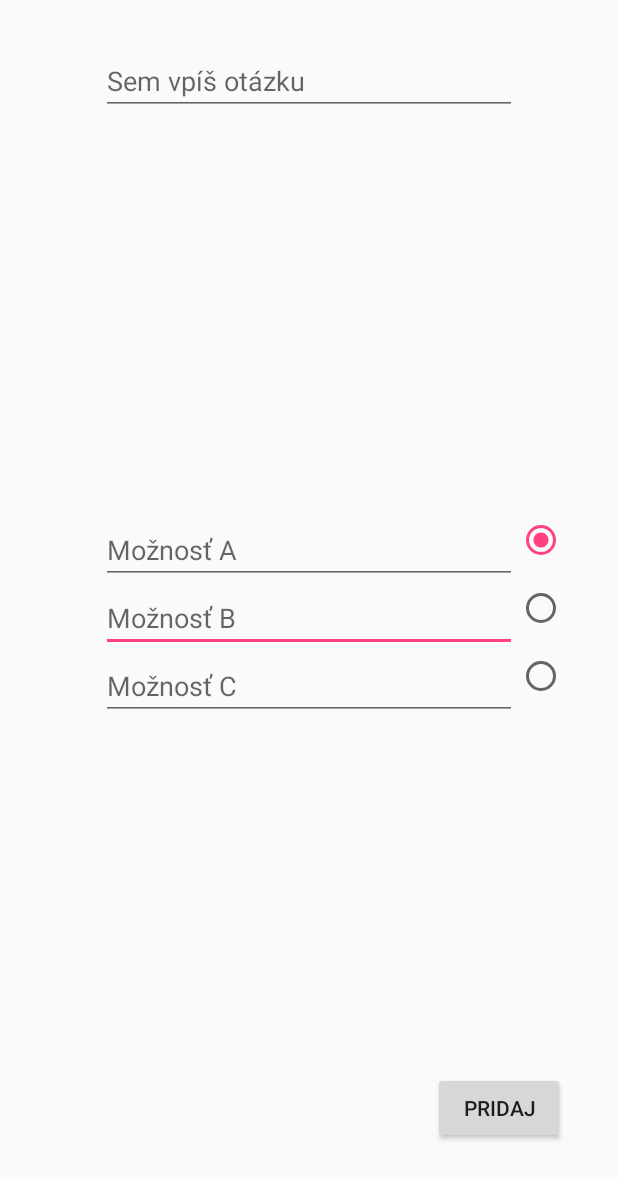
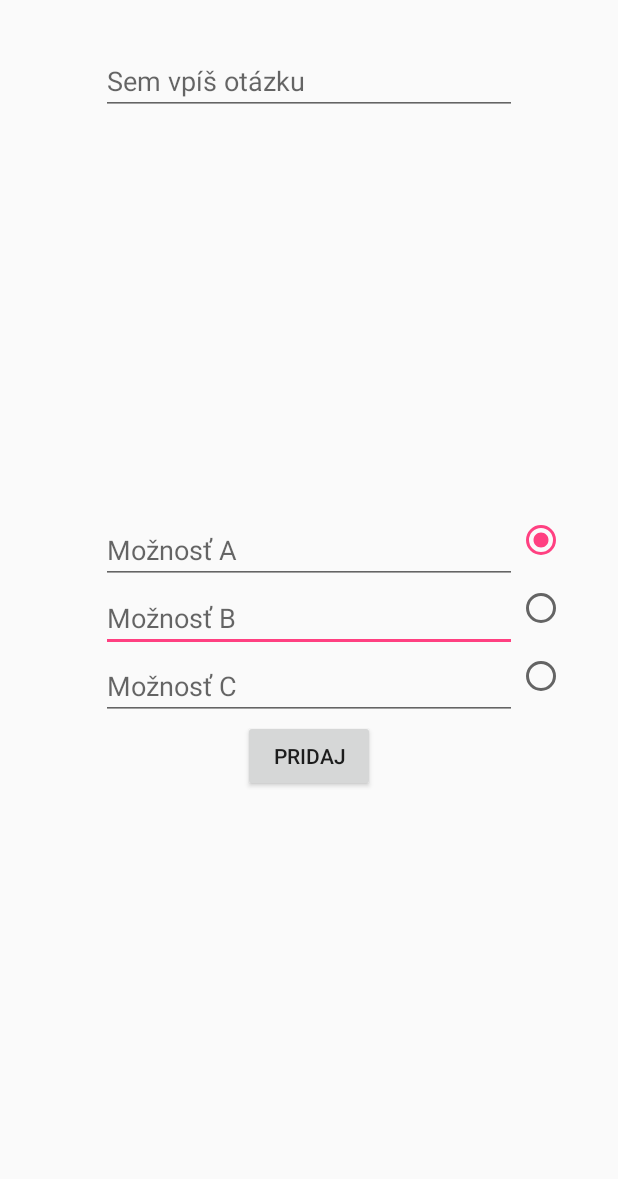
Before and after one commit to FrederikSpaldon/3blaf_game, an Android app: the AddQuestion screen opened directly, with no data from a screen before it, on a phone screen of 412 x 824 dp. Shown: the top 1179 px of the screen. Run offline under Robolectric (Android 15) with nearby library versions, the phone set to English and light mode, and no system bars.

Commit message:
singleplayer fix own category

```diff
--- a/app/src/main/java/a3blaf/a3blafgame/SingleplayerActivity.java
+++ b/app/src/main/java/a3blaf/a3blafgame/SingleplayerActivity.java
@@ -146,7 +146,7 @@ public class SingleplayerActivity extends Activity {
             startActivity(intent);
             finish();
         }
-        if (qid < 5) {
+        if (qid < 5 && qid < quesList.size()) {
 
             // if questions are not over then do this
             currentQ = quesList.get(qid);
--- a/app/src/main/res/layout/add_question.xml
+++ b/app/src/main/res/layout/add_question.xml
@@ -1,7 +1,8 @@
 <?xml version="1.0" encoding="utf-8"?>
 <RelativeLayout xmlns:android="http://schemas.android.com/apk/res/android"
     android:orientation="vertical" android:layout_width="match_parent"
-    android:layout_height="match_parent">
+    android:layout_height="match_parent"
+    android:id="@+id/layout_ownQuestions">
 <EditText
     android:layout_width="277dp"
     android:layout_height="wrap_content"
@@ -76,9 +77,7 @@
         android:layout_height="wrap_content"
         android:text="@string/addQuestion"
         android:id="@+id/addButton"
-        android:layout_alignParentBottom="true"
-        android:layout_alignRight="@+id/checkboxC"
-        android:layout_alignEnd="@+id/checkboxC"
-        android:layout_marginBottom="61dp" />
+        android:layout_below="@+id/optC"
+        android:layout_centerHorizontal="true" />
 
 </RelativeLayout>
```
